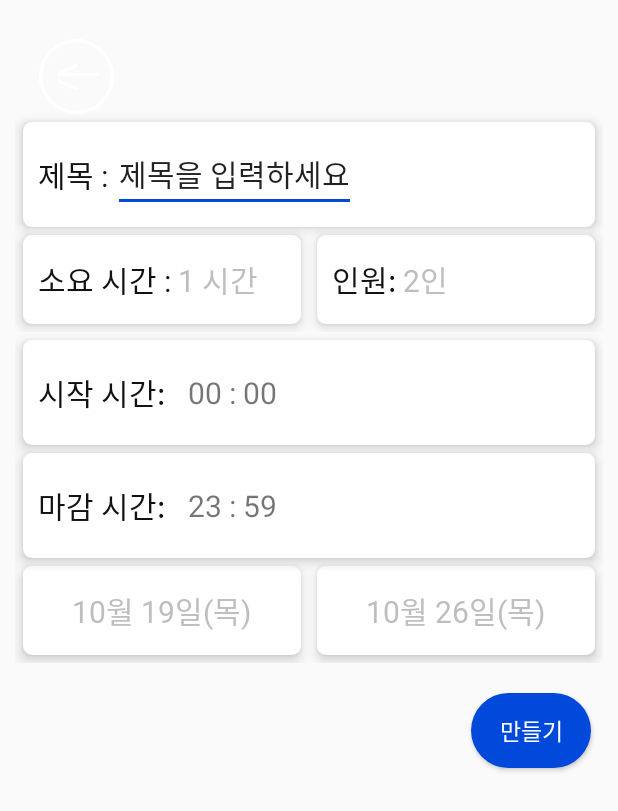
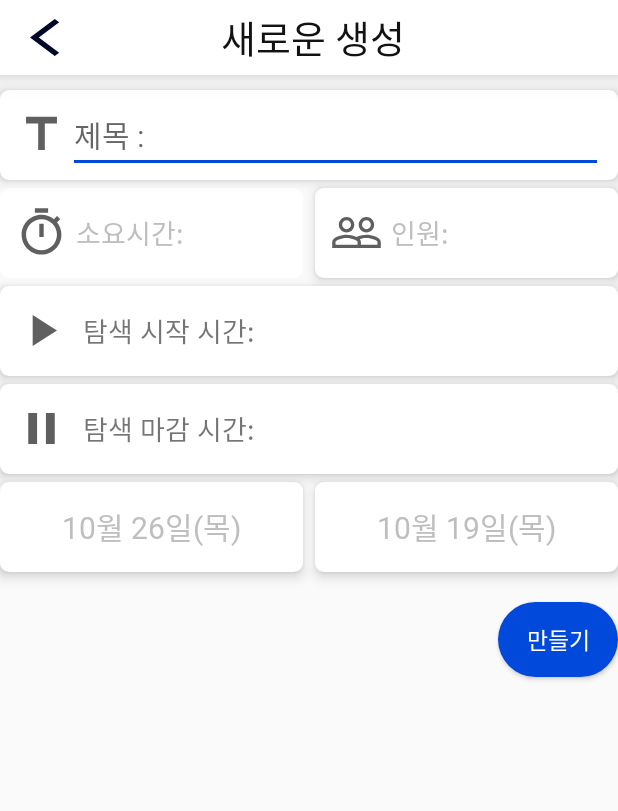
Before and after one commit to SFByomi/knumeet, an Android app: the SelectActivity screen opened directly, with no data from a screen before it, on a phone screen of 412 x 824 dp. Shown: the top 811 px of the screen. Run offline under Robolectric (Android 15) with nearby library versions, the phone set to English and light mode, and no system bars.

Commit message:
완전새로

```diff
--- a/app/build.gradle
+++ b/app/build.gradle
@@ -44,7 +44,7 @@ dependencies {
     implementation 'com.google.firebase:firebase-storage:19.2.0'
     implementation 'com.google.android.gms:play-services-auth:18.1.0'
     implementation 'com.android.support:multidex:1.0.3'
-    implementation "com.github.SFByomi:date-time-range-picker-android:1.0.11"
+    implementation "com.github.SFByomi:date-time-range-picker-android:1.0.12"
 
 
 }
--- a/app/src/main/res/drawable-v24/corner_shape_blue.xml
+++ b/app/src/main/res/drawable-v24/corner_shape_blue.xml
@@ -4,5 +4,4 @@
     >
     <corners android:radius="50dp"/>
     <solid android:color="@color/colorAccent"/>
-
 </shape>
--- /dev/null
+++ b/app/src/main/res/drawable/ic_baseline_add_24.xml
@@ -0,0 +1,5 @@
+<vector android:height="24dp" android:tint="#0049DA"
+    android:viewportHeight="24" android:viewportWidth="24"
+    android:width="24dp" xmlns:android="http://schemas.android.com/apk/res/android">
+    <path android:fillColor="@android:color/white" android:pathData="M19,13h-6v6h-2v-6H5v-2h6V5h2v6h6v2z"/>
+</vector>
--- /dev/null
+++ b/app/src/main/res/drawable/ic_baseline_arrow_back_ios_24.xml
@@ -0,0 +1,5 @@
+<vector android:height="24dp" android:tint="#000A28"
+    android:viewportHeight="24" android:viewportWidth="24"
+    android:width="24dp" xmlns:android="http://schemas.android.com/apk/res/android">
+    <path android:fillColor="@android:color/white" android:pathData="M11.67,3.87L9.9,2.1 0,12l9.9,9.9 1.77,-1.77L3.54,12z"/>
+</vector>
--- /dev/null
+++ b/app/src/main/res/drawable/ic_baseline_pause_24.xml
@@ -0,0 +1,5 @@
+<vector android:height="24dp" android:tint="#5F5F5F"
+    android:viewportHeight="24" android:viewportWidth="24"
+    android:width="24dp" xmlns:android="http://schemas.android.com/apk/res/android">
+    <path android:fillColor="@android:color/white" android:pathData="M6,19h4L10,5L6,5v14zM14,5v14h4L18,5h-4z"/>
+</vector>
--- /dev/null
+++ b/app/src/main/res/drawable/ic_baseline_people_outline_gray.xml
@@ -0,0 +1,5 @@
+<vector android:height="24dp" android:tint="#5F5F5F"
+    android:viewportHeight="24" android:viewportWidth="24"
+    android:width="24dp" xmlns:android="http://schemas.android.com/apk/res/android">
+    <path android:fillColor="@android:color/white" android:pathData="M16.5,13c-1.2,0 -3.07,0.34 -4.5,1 -1.43,-0.67 -3.3,-1 -4.5,-1C5.33,13 1,14.08 1,16.25L1,19h22v-2.75c0,-2.17 -4.33,-3.25 -6.5,-3.25zM12.5,17.5h-10v-1.25c0,-0.54 2.56,-1.75 5,-1.75s5,1.21 5,1.75v1.25zM21.5,17.5L14,17.5v-1.25c0,-0.46 -0.2,-0.86 -0.52,-1.22 0.88,-0.3 1.96,-0.53 3.02,-0.53 2.44,0 5,1.21 5,1.75v1.25zM7.5,12c1.93,0 3.5,-1.57 3.5,-3.5S9.43,5 7.5,5 4,6.57 4,8.5 5.57,12 7.5,12zM7.5,6.5c1.1,0 2,0.9 2,2s-0.9,2 -2,2 -2,-0.9 -2,-2 0.9,-2 2,-2zM16.5,12c1.93,0 3.5,-1.57 3.5,-3.5S18.43,5 16.5,5 13,6.57 13,8.5s1.57,3.5 3.5,3.5zM16.5,6.5c1.1,0 2,0.9 2,2s-0.9,2 -2,2 -2,-0.9 -2,-2 0.9,-2 2,-2z"/>
+</vector>
--- /dev/null
+++ b/app/src/main/res/drawable/ic_baseline_play_arrow_gray.xml
@@ -0,0 +1,5 @@
+<vector android:height="24dp" android:tint="#5F5F5F"
+    android:viewportHeight="24" android:viewportWidth="24"
+    android:width="24dp" xmlns:android="http://schemas.android.com/apk/res/android">
+    <path android:fillColor="@android:color/white" android:pathData="M8,5v14l11,-7z"/>
+</vector>
--- /dev/null
+++ b/app/src/main/res/drawable/ic_baseline_timer_gray.xml
@@ -0,0 +1,5 @@
+<vector android:height="24dp" android:tint="#5F5F5F"
+    android:viewportHeight="24" android:viewportWidth="24"
+    android:width="24dp" xmlns:android="http://schemas.android.com/apk/res/android">
+    <path android:fillColor="@android:color/white" android:pathData="M15,1L9,1v2h6L15,1zM11,14h2L13,8h-2v6zM19.03,7.39l1.42,-1.42c-0.43,-0.51 -0.9,-0.99 -1.41,-1.41l-1.42,1.42C16.07,4.74 14.12,4 12,4c-4.97,0 -9,4.03 -9,9s4.02,9 9,9 9,-4.03 9,-9c0,-2.12 -0.74,-4.07 -1.97,-5.61zM12,20c-3.87,0 -7,-3.13 -7,-7s3.13,-7 7,-7 7,3.13 7,7 -3.13,7 -7,7z"/>
+</vector>
--- /dev/null
+++ b/app/src/main/res/drawable/ic_baseline_title_gray.xml
@@ -0,0 +1,5 @@
+<vector android:height="24dp" android:tint="#5F5F5F"
+    android:viewportHeight="24" android:viewportWidth="24"
+    android:width="24dp" xmlns:android="http://schemas.android.com/apk/res/android">
+    <path android:fillColor="@android:color/white" android:pathData="M5,4v3h5.5v12h3V7H19V4z"/>
+</vector>
--- /dev/null
+++ b/app/src/main/res/drawable/ic_baseline_warning_gray.xml
@@ -0,0 +1,5 @@
+<vector android:height="24dp" android:tint="#5F5F5F"
+    android:viewportHeight="24" android:viewportWidth="24"
+    android:width="24dp" xmlns:android="http://schemas.android.com/apk/res/android">
+    <path android:fillColor="@android:color/white" android:pathData="M1,21h22L12,2 1,21zM13,18h-2v-2h2v2zM13,14h-2v-4h2v4z"/>
+</vector>
--- a/app/src/main/res/layout/activity_main.xml
+++ b/app/src/main/res/layout/activity_main.xml
@@ -25,12 +25,13 @@
 
    <ImageButton
        android:id="@+id/btn_go_select"
-       android:layout_width="80dp"
-       android:layout_height="80dp"
+       android:layout_width="60dp"
+       android:layout_height="60dp"
+       android:layout_marginStart="48dp"
 
+       android:layout_marginLeft="48dp"
 
-       android:layout_marginStart="28dp"
-       android:layout_marginLeft="28dp"
+       android:background="@drawable/ic_baseline_add_24"
        app:layout_constraintStart_toStartOf="parent"
        app:layout_constraintTop_toTopOf="@+id/btn_go_enter" />
 
@@ -38,37 +39,41 @@
        android:id="@+id/textView7"
        android:layout_width="wrap_content"
        android:layout_height="wrap_content"
-       android:fontFamily="@font/nanum_bold"
+       android:fontFamily="@font/nanum_regular"
        android:text="새로 만들기"
+       android:layout_marginTop="8dp"
        android:textColor="@color/colorBlack"
        android:textSize="14sp"
        app:layout_constraintEnd_toEndOf="@+id/btn_go_select"
        app:layout_constraintStart_toStartOf="@+id/btn_go_select"
        app:layout_constraintTop_toBottomOf="@+id/btn_go_select" />
 
+
    <ImageButton
        android:id="@+id/btn_go_enter"
-       android:layout_width="80dp"
-       android:layout_height="80dp"
+       android:layout_width="60dp"
+       android:layout_height="60dp"
+       android:layout_marginTop="36dp"
 
-       android:layout_marginTop="32dp"
+       android:background="@drawable/enter_png_754966"
        app:layout_constraintEnd_toStartOf="@+id/btn_logout"
+       app:layout_constraintHorizontal_bias="0.496"
        app:layout_constraintStart_toEndOf="@+id/btn_go_select"
        app:layout_constraintTop_toBottomOf="@+id/textView6" />
-
 
    <TextView
        android:layout_width="wrap_content"
        android:layout_height="wrap_content"
-       android:fontFamily="@font/nanum_bold"
+       android:layout_marginTop="8dp"
 
+       android:fontFamily="@font/nanum_regular"
+       android:text="입장하기"
+       android:textColor="@color/colorBlack"
        android:textSize="14sp"
-       android:text="입장"
-       android:textColor="@color/colorBlack"
        app:layout_constraintEnd_toEndOf="@+id/btn_go_enter"
+       app:layout_constraintHorizontal_bias="0.514"
        app:layout_constraintStart_toStartOf="@+id/btn_go_enter"
        app:layout_constraintTop_toBottomOf="@+id/btn_go_enter" />
-
 
    <ImageButton
        android:id="@+id/btn_logout"
@@ -79,18 +84,6 @@
        android:layout_marginRight="28dp"
        app:layout_constraintEnd_toEndOf="parent"
        app:layout_constraintTop_toTopOf="@+id/btn_go_enter" />
-
-   <TextView
-       android:layout_width="wrap_content"
-       android:layout_height="wrap_content"
-       android:fontFamily="@font/nanum_bold"
-
-       android:textSize="14sp"
-       android:text="입장"
-       android:textColor="@color/colorBlack"
-       app:layout_constraintEnd_toEndOf="@+id/btn_go_enter"
-       app:layout_constraintStart_toStartOf="@+id/btn_go_enter"
-       app:layout_constraintTop_toBottomOf="@+id/btn_go_enter" />
 
    <ListView
 
--- a/app/src/main/res/layout/activity_make_info.xml
+++ b/app/src/main/res/layout/activity_make_info.xml
@@ -17,26 +17,26 @@
         android:background="@drawable/rectangle_shape"
         android:orientation="horizontal">
         <LinearLayout
-            android:layout_marginTop="10dp"
+            android:layout_width="0dp"
+            android:layout_height="match_parent"
             android:layout_marginLeft="10dp"
             android:layout_weight="1"
-            android:layout_width="0dp"
-            android:orientation="vertical"
-            android:layout_height="match_parent">
+            android:gravity="center"
+            android:orientation="vertical">
+
             <ImageButton
                 android:id="@+id/btn_back_info_to"
-                android:layout_width="35dp"
-                android:layout_height="match_parent"
-                android:background="@drawable/back_btn"
-                android:layout_gravity="left"
-                />
+                android:layout_width="40dp"
+                android:layout_height="30dp"
+                android:layout_gravity="center_vertical"
+                android:background="@drawable/ic_baseline_arrow_back_ios_24" />
         </LinearLayout>
 
         <TextView
             android:layout_weight="1"
             android:layout_width="0dp"
             android:layout_height="match_parent"
-            android:textSize="20sp"
+            android:textSize="25sp"
             android:text="시간설정"
             android:textColor="@color/colorBlack"
             android:fontFamily="@font/nanum_bold"
--- a/app/src/main/res/layout/activity_select.xml
+++ b/app/src/main/res/layout/activity_select.xml
@@ -7,225 +7,256 @@
     android:layout_height="match_parent"
     tools:context=".SelectActivity"
     app:layout_constraintHorizontal_weight="2"
-    android:padding="10dp"
+
     >
+
+    <LinearLayout
+        android:id="@+id/topoftop"
+        android:layout_width="match_parent"
+        android:layout_height="50dp"
+        android:background="@drawable/rectangle_shape"
+        android:elevation="10dp"
+        android:orientation="horizontal"
+        android:weightSum="3"
+        android:gravity="center_vertical"
+        app:layout_constraintEnd_toEndOf="parent"
+        app:layout_constraintTop_toTopOf="parent">
+
+        <LinearLayout
+            android:layout_width="0dp"
+            android:layout_height="match_parent"
+            android:layout_marginLeft="10dp"
+            android:layout_weight="1"
+            android:gravity="center"
+            android:orientation="vertical">
 
             <ImageButton
                 android:id="@+id/btn_back_select_to_home"
-        android:layout_width="50dp"
-        android:layout_height="50dp"
-        android:background="@drawable/back_btn"
-        android:layout_marginStart="16dp"
-        android:layout_marginLeft="16dp"
-        android:layout_marginTop="16dp"
-        app:layout_constraintStart_toStartOf="parent"
-        app:layout_constraintTop_toTopOf="parent" />
+                android:layout_width="40dp"
+                android:layout_height="30dp"
+                android:layout_gravity="center_vertical"
+                android:background="@drawable/ic_baseline_arrow_back_ios_24" />
+        </LinearLayout>
+
+        <TextView
+            android:layout_width="0dp"
+            android:layout_height="match_parent"
+            android:layout_weight="2"
+            android:fontFamily="@font/nanum_bold"
+            android:gravity="left|center_vertical"
+            android:text="새로운 생성"
+            android:textColor="@color/colorBlack"
+            android:textSize="25sp"
+
+
+            />
+    </LinearLayout>
+
 
     <LinearLayout
+        android:id="@+id/btn_Start_time"
+        android:layout_width="match_parent"
+        android:layout_height="60dp"
+        android:layout_marginTop="5dp"
         android:background="@drawable/corner_shape"
         android:elevation="5dp"
-        android:layout_margin="5dp"
-        android:id="@+id/btn_Start_time"
-        android:layout_width="match_parent"
-        android:layout_height="70dp"
         android:orientation="horizontal"
-        app:layout_constraintTop_toBottomOf="@+id/info"
-        tools:layout_editor_absoluteX="0dp">
+        app:layout_constraintTop_toBottomOf="@+id/btn_how_long"
+        tools:layout_editor_absoluteX="15dp">
+
+        <ImageView
+            android:layout_width="35dp"
+            android:layout_height="35dp"
+            android:layout_gravity="center_vertical"
+            android:background="@drawable/ic_baseline_play_arrow_gray"
+            android:textColor="@color/colorBlack"
+            android:textSize="20sp" />
 
         <TextView
-            android:layout_width="100dp"
+            android:layout_marginLeft="10dp"
+            android:layout_width="wrap_content"
             android:layout_height="wrap_content"
             android:layout_gravity="center_vertical"
-            android:text="시작 시간:"
-            android:textSize="20sp"
-            android:fontFamily="@font/nanum_bold"
-            android:textColor="@color/colorBlack" />
+            android:fontFamily="@font/nanum_regular"
+            android:text="탐색 시작 시간:"
+            android:textSize="18sp" />
+    </LinearLayout>
+
+    <LinearLayout
+        android:id="@+id/btn_end_time"
+        android:layout_width="match_parent"
+        android:layout_height="60dp"
+        android:background="@drawable/corner_shape"
+        android:layout_marginTop="5dp"
+        android:elevation="5dp"
+        android:orientation="horizontal"
+        app:layout_constraintTop_toBottomOf="@+id/btn_Start_time"
+        tools:layout_editor_absoluteX="15dp">
+
+        <ImageView
+            android:layout_width="35dp"
+            android:layout_height="35dp"
+            android:layout_gravity="center_vertical"
+            android:background="@drawable/ic_baseline_pause_24"
+
+            android:textColor="@color/colorBlack"
+            android:textSize="20sp" />
 
         <TextView
             android:layout_width="wrap_content"
             android:layout_height="wrap_content"
             android:layout_gravity="center_vertical"
-            android:text="00 : 00"
-            android:textSize="20sp" />
+            android:text="탐색 마감 시간:"
+            android:layout_marginLeft="10dp"
+            android:fontFamily="@font/nanum_regular"
+            android:textSize="18sp" />
     </LinearLayout>
 
     <LinearLayout
+        android:id="@+id/btn_how_long"
+        android:layout_width="0dp"
+        android:layout_height="60dp"
+        android:background="@drawable/corner_shape"
+        android:layout_marginTop="5dp"
+        app:layout_constraintWidth_default="percent"
+        app:layout_constraintWidth_percent="0.49"
+        app:layout_constraintStart_toStartOf="parent"
+        app:layout_constraintTop_toBottomOf="@+id/title_layout">
+
+        <ImageView
+            android:layout_width="35dp"
+            android:layout_height="35dp"
+            android:layout_gravity="center_vertical"
+           android:background="@drawable/ic_baseline_timer_gray"
+            />
+
+        <TextView
+            android:layout_marginLeft="5dp"
+            android:layout_width="wrap_content"
+            android:layout_height="wrap_content"
+            android:layout_gravity="center_vertical"
+            android:fontFamily="@font/nanum_regular"
+            android:text="소요시간:"
+            android:textColor="@color/colorUnClicked"
+            android:textSize="18sp" />
+
+    </LinearLayout>
+
+
+    <LinearLayout
+        android:id="@+id/btn_how_many_people"
+        android:layout_width="0dp"
+        android:layout_height="60dp"
+        android:layout_marginTop="5dp"
         android:background="@drawable/corner_shape"
         android:elevation="5dp"
-        android:layout_margin="5dp"
-        android:id="@+id/btn_end_time"
-        android:layout_width="match_parent"
-        android:layout_height="70dp"
+        android:orientation="horizontal"
+        app:layout_constraintEnd_toEndOf="parent"
+        app:layout_constraintHorizontal_weight="1"
+        app:layout_constraintTop_toBottomOf="@+id/title_layout"
+        app:layout_constraintWidth_default="percent"
+        app:layout_constraintWidth_percent="0.49">
 
-        android:orientation="horizontal"
-        app:layout_constraintTop_toBottomOf="@+id/btn_Start_time"
-        tools:layout_editor_absoluteX="0dp">
+        <ImageView
+            android:layout_width="35dp"
+            android:layout_height="35dp"
+            android:layout_gravity="center_vertical"
+            android:fontFamily="@font/nanum_bold"
 
-        <TextView
-            android:layout_width="100dp"
-            android:layout_height="wrap_content"
-            android:layout_gravity="center_vertical"
-            android:text="마감 시간:"
-            android:textSize="20sp"
-            android:fontFamily="@font/nanum_bold"
-            android:textColor="@color/colorBlack" />
+            android:background="@drawable/ic_baseline_people_outline_gray"
+            android:textColor="@color/colorBlack"
+            android:textSize="20sp" />
 
         <TextView
             android:layout_width="wrap_content"
             android:layout_height="wrap_content"
             android:layout_gravity="center_vertical"
-            android:text="23 : 59"
-            android:textSize="20sp" />
+            android:fontFamily="@font/nanum_regular"
+            android:layout_marginLeft="5dp"
+            android:text="인원:"
+            android:textColor="@color/colorUnClicked"
+            android:textSize="18sp" />
     </LinearLayout>
 
     <LinearLayout
-        android:id="@+id/info"
-        android:layout_width="match_parent"
-        android:layout_height="70dp"
-        android:orientation="horizontal"
-        android:weightSum="2"
-        app:layout_constraintTop_toBottomOf="@+id/title_layout"
-        tools:layout_editor_absoluteX="0dp">
-
-        <LinearLayout
+        android:id="@+id/btn_start_calendar_1"
+        android:layout_width="0dp"
+        android:layout_height="60dp"
+        android:layout_weight="1"
+        android:layout_marginTop="5dp"
         android:background="@drawable/corner_shape"
         android:elevation="5dp"
-            android:layout_margin="5dp"
-            android:id="@+id/btn_how_long"
-            android:layout_width="0dp"
-            android:layout_height="match_parent"
-            android:layout_weight="1">
+        android:gravity="center"
+        android:orientation="horizontal"
+        app:layout_constraintEnd_toEndOf="parent"
+        app:layout_constraintTop_toBottomOf="@+id/btn_end_time"
+        app:layout_constraintWidth_default="percent"
+        app:layout_constraintWidth_percent="0.49">
 
         <TextView
             android:layout_width="wrap_content"
             android:layout_height="wrap_content"
             android:layout_gravity="center_vertical"
-                android:text="소요 시간 : "
-                android:textSize="20sp"
-                android:fontFamily="@font/nanum_bold"
-                android:textColor="@color/colorBlack"
-                />
-            <TextView
-                android:layout_width="wrap_content"
-                android:layout_height="wrap_content"
-                android:layout_gravity="center_vertical"
-                android:text="1 시간"
-                android:textSize="20sp"
-                android:fontFamily="@font/nanum_bold"
+            android:fontFamily="@font/nanum_regular"
+            android:text="10월 19일(목)"
             android:textColor="@color/colorUnClicked"
-                />
+            android:textSize="20sp" />
 
     </LinearLayout>
 
     <LinearLayout
+        android:id="@+id/btn_start_calendar_2"
+        android:layout_width="0dp"
+        android:layout_height="60dp"
+        android:layout_marginTop="5dp"
         android:background="@drawable/corner_shape"
         android:elevation="5dp"
-            android:layout_margin="5dp"
-            android:id="@+id/btn_how_many_people"
-            android:layout_width="0dp"
-            android:layout_height="match_parent"
-            android:layout_weight="1">
-            <TextView
-                android:layout_width="wrap_content"
-                android:layout_height="wrap_content"
-                android:layout_gravity="center_vertical"
-                android:text="인원: "
-                android:textSize="20sp"
-                android:fontFamily="@font/nanum_bold"
-                android:textColor="@color/colorBlack" />
-            <TextView
-                android:layout_width="wrap_content"
-                android:layout_height="wrap_content"
-                android:layout_gravity="center_vertical"
-                android:text="2인"
-                android:textSize="20sp"
-                android:fontFamily="@font/nanum_bold"
-                android:textColor="@color/colorUnClicked" />
-
-        </LinearLayout>
-
-    </LinearLayout>
-
-    <LinearLayout
-        android:id="@+id/linearLayout3"
-        android:layout_width="match_parent"
-        android:layout_height="70dp"
+        android:gravity="center"
         android:orientation="horizontal"
-        android:weightSum="2"
+        app:layout_constraintStart_toStartOf="parent"
         app:layout_constraintTop_toBottomOf="@+id/btn_end_time"
-        tools:layout_editor_absoluteX="0dp">
-
-        <LinearLayout
-            android:background="@drawable/corner_shape"
-            android:elevation="5dp"
-            android:layout_margin="5dp"
-            android:id="@+id/btn_start_calendar_1"
-            android:layout_width="0dp"
-            android:layout_height="match_parent"
-            android:gravity="center"
-            android:layout_weight="1">
+        app:layout_constraintWidth_default="percent"
+        app:layout_constraintWidth_percent="0.49">
 
         <TextView
             android:layout_width="wrap_content"
             android:layout_height="wrap_content"
             android:layout_gravity="center_vertical"
-                android:text="10월 19일(목)"
-                android:textSize="20sp"
-                android:fontFamily="@font/nanum_bold"
-                android:textColor="@color/colorUnClicked" />
-
+            android:fontFamily="@font/nanum_regular"
+            android:text="10월 26일(목)"
+            android:textColor="@color/colorUnClicked"
+            android:textSize="20sp" />
     </LinearLayout>
 
     <LinearLayout
+        android:id="@+id/title_layout"
+        android:layout_marginTop="10dp"
+        android:layout_width="0dp"
+        android:layout_height="60dp"
         android:background="@drawable/corner_shape"
         android:elevation="5dp"
-            android:layout_margin="5dp"
-            android:id="@+id/btn_start_calendar_2"
-            android:layout_width="0dp"
-            android:layout_height="match_parent"
-            android:gravity="center"
-            android:layout_weight="1">
+        android:orientation="horizontal"
+        app:layout_constraintEnd_toEndOf="parent"
+        app:layout_constraintStart_toStartOf="parent"
+        app:layout_constraintTop_toBottomOf="@+id/topoftop">
 
-            <TextView
-                android:layout_width="wrap_content"
+        <ImageView
+            android:layout_width="35dp"
+            android:layout_height="35dp"
+            android:layout_gravity="center_vertical"
+            android:fontFamily="@font/nanum_bold"
+            android:background="@drawable/ic_baseline_title_gray"
+            android:textColor="@color/colorBlack"
+            android:textSize="20sp" />
+
+        <EditText
+            android:id="@+id/edit_title"
+            android:layout_width="match_parent"
             android:layout_height="wrap_content"
             android:layout_gravity="center_vertical"
-                android:text="10월 26일(목)"
-                android:textSize="20sp"
-                android:fontFamily="@font/nanum_bold"
-                android:textColor="@color/colorUnClicked" />
 
-        </LinearLayout>
-
-    </LinearLayout>
-
-    <LinearLayout
-        android:background="@drawable/corner_shape"
-
-        android:elevation="5dp"
-        android:id="@+id/title_layout"
-        android:layout_width="match_parent"
-        android:layout_height="70dp"
-        android:layout_marginTop="20dp"
-        android:layout_margin="5dp"
-        android:orientation="horizontal"
-        app:layout_constraintTop_toBottomOf="@+id/btn_back_select_to_home"
-        tools:layout_editor_absoluteX="0dp">
-
-        <TextView
-            android:layout_width="50dp"
-            android:layout_height="wrap_content"
-            android:layout_gravity="center_vertical"
-            android:text="제목 :"
-            android:textSize="20sp"
-            android:fontFamily="@font/nanum_bold"
-            android:textColor="@color/colorBlack"/>
-
-        <EditText
-            android:layout_width="wrap_content"
-            android:layout_height="wrap_content"
-            android:layout_gravity="center_vertical"
-            android:text="제목을 입력하세요"
+            android:hint="제목 :"
+            android:textColor="@color/colorUnClicked"
             android:textSize="20sp" />
     </LinearLayout>
 
@@ -234,15 +265,13 @@
         android:layout_width="80dp"
         android:layout_height="50dp"
         android:layout_marginTop="20dp"
-        android:layout_marginEnd="8dp"
-        android:layout_marginRight="8dp"
+
         android:background="@drawable/corner_shape_blue"
-
         android:fontFamily="@font/nanum_bold"
         android:text="만들기"
         android:textColor="@color/colorWhite"
         android:textSize="15sp"
         app:layout_constraintEnd_toEndOf="parent"
-        app:layout_constraintTop_toBottomOf="@+id/linearLayout3" />
+        app:layout_constraintTop_toBottomOf="@+id/btn_start_calendar_1" />
 
 </androidx.constraintlayout.widget.ConstraintLayout>
```
Also changed, not shown: app/src/main/res/drawable-v24/enter_png_754966.png (added). Lines whose indentation alone changed are shown as unchanged.
